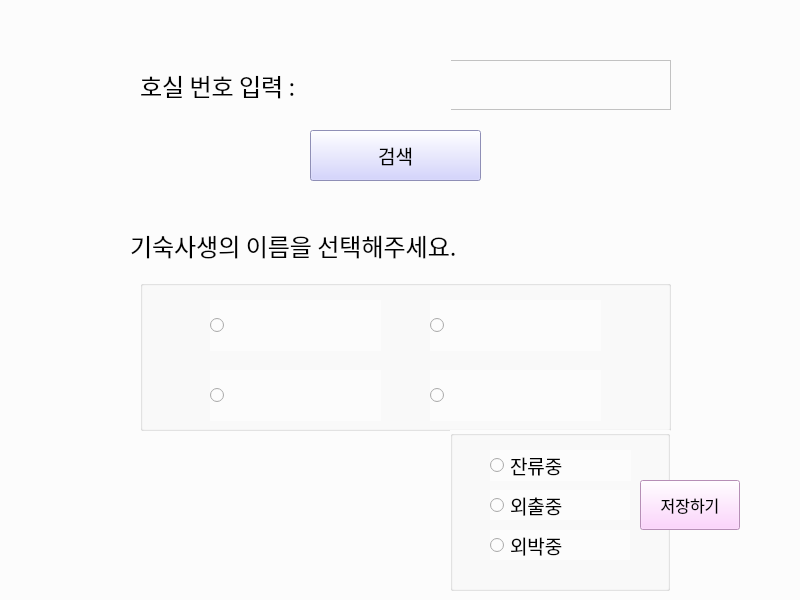
Hyemin-12/goingout-journal, file status.ui: the form before one commit.
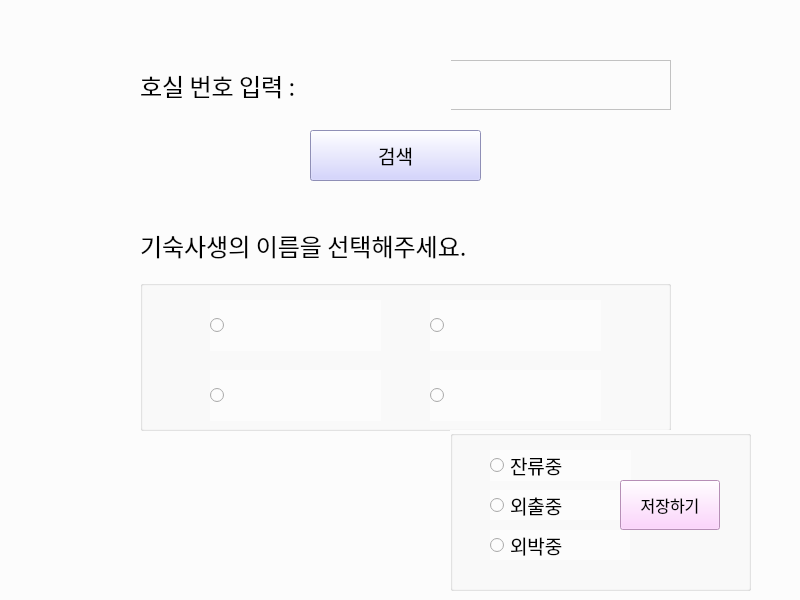
The form after the commit.

```diff
--- a/status.ui
+++ b/status.ui
@@ -50,9 +50,9 @@
   <widget class="QLabel" name="status_title">
    <property name="geometry">
     <rect>
-     <x>130</x>
+     <x>140</x>
      <y>220</y>
-     <width>561</width>
+     <width>521</width>
      <height>51</height>
     </rect>
    </property>
@@ -255,7 +255,7 @@
     <rect>
      <x>450</x>
      <y>430</y>
-     <width>220</width>
+     <width>301</width>
      <height>161</height>
     </rect>
    </property>
@@ -319,12 +319,11 @@
      <string>외박중</string>
     </property>
    </widget>
-  </widget>
   <widget class="QPushButton" name="save_status">
    <property name="geometry">
     <rect>
-     <x>640</x>
-     <y>480</y>
+      <x>170</x>
+      <y>50</y>
      <width>100</width>
      <height>50</height>
     </rect>
@@ -341,6 +340,7 @@
    <property name="text">
     <string>저장하기</string>
    </property>
+   </widget>
   </widget>
  </widget>
  <resources/>
```
Lines whose indentation alone changed are shown as unchanged.
